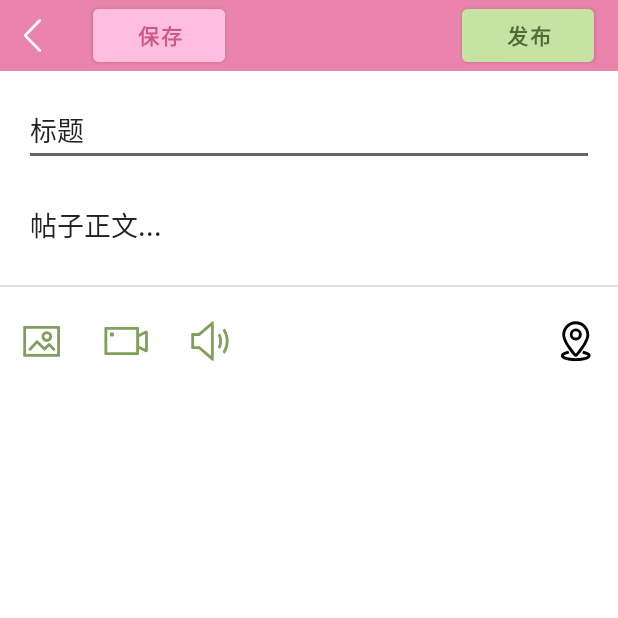
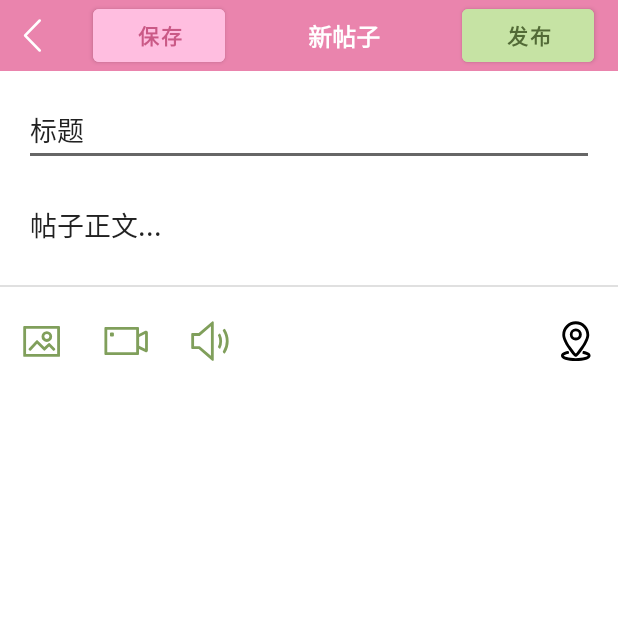
Before and after one commit to MoebiusMeow/Meiyou, an Android app: the NewContentActivity screen opened directly, with no data from a screen before it, on a phone screen of 412 x 824 dp, the top half of it. Run offline under Robolectric (Android 15) with nearby library versions, the phone set to English and light mode, and no system bars.

Commit message:
feat: send reply feat: delete post&reply

```diff
--- a/app/src/main/java/com/example/meiyou/activity/NewContentActivity.java
+++ b/app/src/main/java/com/example/meiyou/activity/NewContentActivity.java
@@ -64,10 +64,15 @@ public class NewContentActivity extends AppCompatActivity {
 
     private int nSelected = 0;
 
+
+    private int pid = 0;
+
     public static final String ACTION_TYPE = "com.Meiyou.newContent.actionType",
         POST_DATA = "com.Meiyou.newContent.postData",
         POST_ID = "com.Meiyou.newContent.postID",
-        POST_SAVED = "com.Meiyou.newContent.postSaved";
+        POST_SAVED = "com.Meiyou.newContent.postSaved",
+        POST_CONTENT_PID = "com.Meiyou.newContent.contentPid",
+        POST_CONTENT_TYPE = "com.Meiyou.newContent.type";
     public static final int ACTION_SAVE = 0, ACTION_POST = 1;
 
 
@@ -76,6 +81,19 @@ public class NewContentActivity extends AppCompatActivity {
     protected void onCreate(Bundle savedInstanceState) {
         super.onCreate(savedInstanceState);
         binding  = ActivityNewcontentBinding.inflate(getLayoutInflater());
+
+        Intent intent_parse_in = getIntent();
+        pid = intent_parse_in.getIntExtra(POST_CONTENT_PID, 0);
+        Log.d("Reply", "onCreate: "+pid);
+        if(pid > 0 ){
+            binding.textNewContentTitle.setText("回复#"+pid);
+            binding.editTextTitle.setText("");
+            binding.editTextTitle.setVisibility(View.GONE);
+            binding.editTextContent.setText("回复正文...");
+        }
+        else{
+            binding.textNewContentTitle.setText("新帖子");
+        }
 
         // Get Intent message
         Post post = (Post) getIntent().getSerializableExtra(POST_SAVED);
@@ -291,7 +309,7 @@ public class NewContentActivity extends AppCompatActivity {
                     Toast.makeText(this, "发送失败，请稍后再试", Toast.LENGTH_SHORT).show();
                 }
             });
-            postSender.send_post();
+            postSender.send_post(pid<=0);
         });
 
 
@@ -407,6 +425,7 @@ public class NewContentActivity extends AppCompatActivity {
         post.content = binding.editTextContent.getText().toString();
         post.res_type = attachedFiletype;
         post.uid = GlobalData.getUser().uid;
+        post.pid = this.pid;
         Log.d("TAG", "buildPost: res_type="+post.res_type);
         if(attachedFiletype != GlobalData.FILE_TYPE_NONE && attachedFiletype != GlobalData.FILE_TYPE_NONE){
             post.res_ids = (ArrayList<Integer>) resIDList.clone();
--- a/app/src/main/java/com/example/meiyou/utils/NetworkConstant.java
+++ b/app/src/main/java/com/example/meiyou/utils/NetworkConstant.java
@@ -25,12 +25,15 @@ public class NetworkConstant extends Activity {
     public static final String getSinglePostUrl = serverUrl + "/postdetail";
     public static final String getMultiplePostUrl = serverUrl + "/getpost";
     public static final String sendPostUrl = serverUrl + "/post";
+    public static final String replyPostUrl = serverUrl + "/reply";
     public static final String downloadUrl = serverUrl + "/download";
     public static final String uploadUrl = serverUrl + "/upload";
     public static final String setUserInfoUrl = serverUrl + "/setinfo";
     public static final String setPasswordUrl = serverUrl + "/setpasswd";
     public static final String getReplyUrl = serverUrl + "/getreply";
     public static final String setDianzanUrl = serverUrl + "/dianzanpost";
+    public static final String removePostUrl = serverUrl + "/removepost";
+    public static final String removeReplyUrl = serverUrl + "/removereply";
 
     /* Method to build http Call */
     public static final OkHttpClient client = new OkHttpClient.Builder()
--- a/app/src/main/res/layout/activity_newcontent.xml
+++ b/app/src/main/res/layout/activity_newcontent.xml
@@ -59,6 +59,18 @@
             app:layout_constraintStart_toEndOf="@+id/buttonReturn"
             app:layout_constraintTop_toTopOf="parent"
             app:layout_constraintVertical_bias="1.0" />
+
+        <TextView
+            android:id="@+id/textNewContentTitle"
+            android:layout_width="wrap_content"
+            android:layout_height="wrap_content"
+            android:textColor="@color/white"
+            android:textSize="16sp"
+            android:textStyle="bold"
+            app:layout_constraintBottom_toBottomOf="parent"
+            app:layout_constraintEnd_toStartOf="@+id/buttonRelease"
+            app:layout_constraintStart_toEndOf="@+id/buttonSave"
+            app:layout_constraintTop_toTopOf="parent" />
     </androidx.constraintlayout.widget.ConstraintLayout>
 
     <ScrollView
--- a/app/src/main/res/layout/activity_single_post.xml
+++ b/app/src/main/res/layout/activity_single_post.xml
@@ -21,7 +21,7 @@
         app:layout_constraintTop_toBottomOf="@+id/constrain_reply" />
 
     <androidx.constraintlayout.widget.ConstraintLayout
-        android:id="@+id/constrainReply"
+        android:id="@+id/constrainNewReply"
         android:layout_width="match_parent"
         android:layout_height="48dp"
         android:layout_marginStart="16dp"
--- a/app/src/main/res/layout/component_postcard.xml
+++ b/app/src/main/res/layout/component_postcard.xml
@@ -159,7 +159,7 @@
                         android:layout_marginStart="24dp"
                         android:orientation="horizontal"
                         app:layout_constraintBottom_toBottomOf="parent"
-                        app:layout_constraintStart_toEndOf="@+id/linearLayout"
+                        app:layout_constraintStart_toEndOf="@+id/reply_dianzan_layout"
                         app:layout_constraintTop_toTopOf="parent">
 
                         <ImageView
@@ -181,7 +181,7 @@
                     </LinearLayout>
 
                     <LinearLayout
-                        android:id="@+id/linearLayout"
+                        android:id="@+id/reply_dianzan_layout"
                         android:layout_width="wrap_content"
                         android:layout_height="wrap_content"
                         android:orientation="horizontal"
@@ -212,7 +212,7 @@
                         android:id="@+id/layoutToDelete"
                         android:layout_width="wrap_content"
                         android:layout_height="match_parent"
-                        android:visibility="invisible"
+                        android:visibility="visible"
                         app:layout_constraintBottom_toBottomOf="parent"
                         app:layout_constraintEnd_toEndOf="parent"
                         app:layout_constraintTop_toTopOf="parent">
```
Also changed, not shown: app/src/main/java/com/example/meiyou/activity/SinglePostActivity.java (+26 -0 lines), app/src/main/java/com/example/meiyou/component/PostViewAdapter.java (+12 -1 lines), app/src/main/java/com/example/meiyou/fragment/PostListFragment.java (+37 -0 lines), app/src/main/java/com/example/meiyou/model/Post.java (+17 -0 lines), app/src/main/java/com/example/meiyou/model/PostSender.java (+15 -8 lines).
